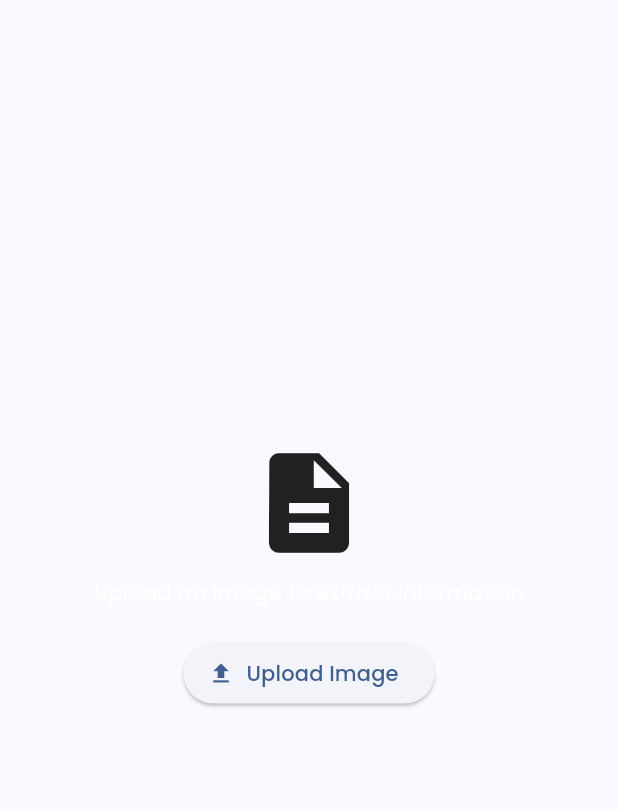
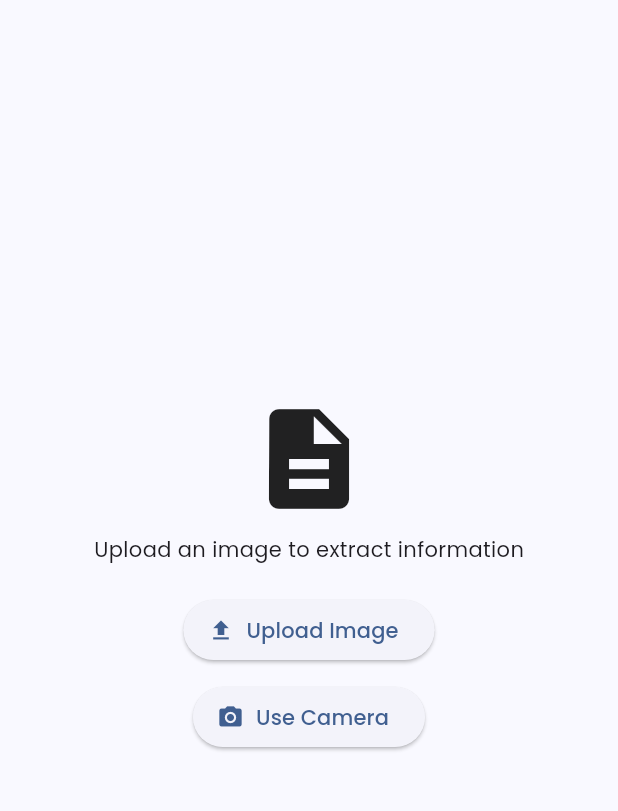
Before and after one commit to Suriyapriya-hcl/Information-Extraction-from-Images-Using-Computer-Vision-and-AI-ML-, a Flutter app: the screen it shows after launch, after a tap on "Upload Image", on a phone screen of 412 x 824 dp, the part 84-895 px from its top. Run offline on Flutter 3.47's test engine with Material 3 defaults, Android fonts, the phone set to English and light mode, and no system bars; our stand-ins replace google_fonts, image_picker.

Commit message:
Update main.dart

```diff
--- a/lib/main.dart
+++ b/lib/main.dart
@@ -8,6 +8,22 @@ import 'package:google_fonts/google_fonts.dart';
 void main() {
   runApp(const MyApp());
 }
+
+class SessionData {
+  String id;
+  Uint8List image;
+  Map<String, dynamic> extractedData;
+  List<Map<String, dynamic>> chatHistory;
+
+  SessionData({
+    required this.id,
+    required this.image,
+    required this.extractedData,
+    required this.chatHistory,
+  });
+}
+
+XFile? pickedFile;
 
 class MyApp extends StatelessWidget {
   const MyApp({super.key});
@@ -20,7 +36,7 @@ class MyApp extends StatelessWidget {
         useMaterial3: true,
         textTheme: GoogleFonts.poppinsTextTheme(),
         colorScheme: ColorScheme.fromSeed(
-  seedColor: const Color(0xFF1565C0), // ✅ YOUR COLOR
+          seedColor: const Color(0xFF1565C0),
         ),
       ),
       home: const HomeScreen(),
@@ -40,74 +56,92 @@ class _HomeScreenState extends State<HomeScreen> {
   bool isDataReady = false;
   bool showChat = false;
 
-  String sessionId = "";
-  Map<String, dynamic> extractedData = {};
-
-  List<Map<String, dynamic>> chatHistory = [];
+  List<SessionData> sessions = [];
+  int currentSessionIndex = -1;
 
   final picker = ImagePicker();
-  final TextEditingController questionController = TextEditingController();
+  final TextEditingController questionController =
+      TextEditingController();
 
-  // ✅ PICK IMAGE
-  Future pickImage() async {
-    final picked = await picker.pickImage(source: ImageSource.gallery);
+  SessionData? get currentSession {
+    if (currentSessionIndex == -1) return null;
+    return sessions[currentSessionIndex];
+  }
+
+
+  Future pickImage(ImageSource source) async {
+    final picked = await picker.pickImage(source: source);
 
     if (picked != null) {
+      pickedFile = picked;
+
       final bytes = await picked.readAsBytes();
 
       setState(() {
         imageBytes = bytes;
         showChat = false;
         isDataReady = false;
-        extractedData = {};
-        sessionId = "";
-        chatHistory.clear();
       });
 
       await uploadImage();
     }
   }
 
-  // ✅ UPLOAD IMAGE
+
+  Future pickFromGallery() async {
+    await pickImage(ImageSource.gallery);
+  }
+  Future captureFromCamera() async {
+    await pickImage(ImageSource.camera);
+  }
+
   Future uploadImage() async {
-    if (imageBytes == null) return;
+    if (imageBytes == null || pickedFile == null) return;
 
     var request = http.MultipartRequest(
       'POST',
-      Uri.parse("http://10.0.2.2:8000/upload/"),
+      Uri.parse("http://10.155.123.62:8000/upload/"),
     );
 
     request.files.add(
-      http.MultipartFile.fromBytes('file', imageBytes!,
-          filename: "upload.png"),
+      http.MultipartFile.fromBytes(
+        'file',
+        imageBytes!,
+        filename: pickedFile!.name,
+      ),
     );
 
     var response = await request.send();
     var res = await http.Response.fromStream(response);
+    var data = jsonDecode(res.body);
 
-    var data = jsonDecode(res.body);
-    print("FULL API RESPONSE: $data");
-    setState(() {
-      sessionId = data["id"] ?? "";
-      extractedData = data["analysis"] ?? {};
-      isDataReady = true;
-
-      chatHistory.clear();
-      chatHistory.add({
+    final newSession = SessionData(
+      id: data["id"] ?? "",
+      image: imageBytes!,
+      extractedData: data["analysis"] ?? {},
+      chatHistory: [
+        {
           "type": "image",
           "data": imageBytes!,
-      });
+        }
+      ],
+    );
+
+    setState(() {
+      sessions.add(newSession);
+      currentSessionIndex = sessions.length - 1;
+      isDataReady = true;
     });
   }
 
-  // ✅ ASK QUESTION
   Future askQuestion() async {
-    if (questionController.text.isEmpty || sessionId.isEmpty) return;
+    if (questionController.text.isEmpty ||
+        currentSession == null) return;
 
     var question = questionController.text;
 
     setState(() {
-      chatHistory.add({
+      currentSession!.chatHistory.add({
         "type": "text",
         "q": question,
         "a": "Thinking..."
@@ -116,22 +150,25 @@ class _HomeScreenState extends State<HomeScreen> {
     });
 
     var response = await http.post(
-      Uri.parse("http://10.0.2.2:8000/ask/"),
+      Uri.parse("http://10.155.123.62:8000/ask/"),
       body: {
-        "id": sessionId,
+        "id": currentSession!.id,
         "question": question,
       },
     );
+
     var data = jsonDecode(response.body);
 
     setState(() {
-      chatHistory[chatHistory.length - 1] = {
+      currentSession!.chatHistory[
+          currentSession!.chatHistory.length - 1] = {
         "type": "text",
         "q": question,
         "a": data["answer"] ?? "No answer"
       };
     });
   }
+
   Widget buildImagePreview() {
     return Container(
       margin: const EdgeInsets.all(19),
@@ -141,7 +178,7 @@ Widget buildImagePreview() {
           child: ConstrainedBox(
             constraints: const BoxConstraints(maxHeight: 300),
             child: Image.memory(
-              imageBytes!,
+              currentSession!.image,
               fit: BoxFit.contain,
             ),
           ),
@@ -149,52 +186,73 @@ Widget buildImagePreview() {
       ),
     );
   }
+
   Widget buildTableView() {
-  if (extractedData.isEmpty) {
+  var data = currentSession!.extractedData;
+
+  if (data.isEmpty) {
     return const Padding(
       padding: EdgeInsets.all(20),
-      child: Text(
-        "No readable text detected",
-        style: TextStyle(color: Colors.grey),
-      ),
+      child: Text("No readable text detected"),
     );
   }
+
+  Color getConfidenceColor(String confidence) {
+    switch (confidence.toLowerCase()) {
+      case "high":
+        return Colors.green;
+      case "medium":
+        return Colors.orange;
+      case "low":
+        return Colors.red;
+      default:
+        return Colors.grey;
+    }
+  }
+
   return Padding(
-    padding: const EdgeInsets.symmetric(
-      horizontal: 60, //
-      vertical: 10,
-    ),
+    padding: const EdgeInsets.symmetric(horizontal: 60, vertical: 10),
     child: Card(
       elevation: 5,
       shape: RoundedRectangleBorder(
         borderRadius: BorderRadius.circular(20),
       ),
-      child: Padding(
-        padding: const EdgeInsets.all(16),
+      child: SingleChildScrollView(
+        scrollDirection: Axis.horizontal,
         child: DataTable(
-          headingRowColor:
-    MaterialStateProperty.all(
-      const Color(0xFF1565C0).withOpacity(0.1), // ✅ light version
-    ),
-          columnSpacing: 50, // ✅ improves readability
           columns: const [
-            DataColumn(
-              label: Text(
-                "Field",
-                style: TextStyle(fontWeight: FontWeight.bold),
-              ),
-            ),
-            DataColumn(
-              label: Text(
-                "Value",
-                style: TextStyle(fontWeight: FontWeight.bold),
+            DataColumn(label: Text("Field")),
+            DataColumn(label: Text("Value")),
+          ],
+          rows: data.entries.map((entry) {
+            var valueObj = entry.value;
+
+            String value = valueObj is Map
+                ? valueObj["value"] ?? "Unclear"
+                : valueObj.toString();
+
+            String confidence = valueObj is Map
+                ? valueObj["confidence"] ?? ""
+                : "";
+
+            return DataRow(cells: [
+              DataCell(Text(entry.key)),
+              DataCell(
+                Column(
+                  crossAxisAlignment: CrossAxisAlignment.start,
+                  children: [
+                    Text(value),
+                    if (confidence.isNotEmpty)
+                      Text(
+                        confidence,
+                        style: TextStyle(
+                          fontSize: 12,
+                          color: getConfidenceColor(confidence),
                         ),
                       ),
                   ],
-          rows: extractedData.entries.map((entry) {
-            return DataRow(cells: [
-              DataCell(Text(entry.key)),
-              DataCell(Text(entry.value.toString())),
+                ),
+              ),
             ]);
           }).toList(),
         ),
@@ -202,15 +260,13 @@ Widget buildImagePreview() {
     ),
   );
 }
-
-
   Widget buildChatUI() {
     return Column(
       children: [
         Expanded(
           child: ListView(
             padding: const EdgeInsets.all(16),
-            children: chatHistory.map((chat) {
+            children: currentSession!.chatHistory.map((chat) {
               if (chat["type"] == "image") {
                 return buildImagePreview();
               }
@@ -229,17 +285,17 @@ Widget buildImagePreview() {
     );
   }
 
-  // ✅ CHAT BUBBLE
   Widget chatBubble(String text, bool isUser) {
     return Align(
-      alignment:
-          isUser ? Alignment.centerRight : Alignment.centerLeft,
+      alignment: isUser
+          ? Alignment.centerRight
+          : Alignment.centerLeft,
       child: Container(
         margin: const EdgeInsets.symmetric(vertical: 6),
         padding: const EdgeInsets.all(12),
         decoration: BoxDecoration(
           color: isUser
-    ? const Color(0xFF1565C0) // ✅ YOUR COLOR
+              ? const Color(0xFF1565C0)
               : Colors.grey.shade200,
           borderRadius: BorderRadius.circular(14),
         ),
@@ -253,22 +309,8 @@ Widget buildImagePreview() {
     );
   }
 
-  // ✅ DATA UI
-  Widget buildDataUI() {
-    return SingleChildScrollView(
-      child: Column(
-        children: [
-          buildImagePreview(),
-          const SizedBox(height: 10),
-          buildTableView(),
-        ],
-      ),
-    );
-  }
-
-  // ✅ INPUT BAR
   Widget inputBar() {
-    return Container(
+    return Padding(
       padding: const EdgeInsets.all(10),
       child: Row(
         children: [
@@ -293,15 +335,52 @@ Widget buildImagePreview() {
     );
   }
 
-  // ✅ MAIN UI
+  Widget buildEmptyState() {
+    return Column(
+      mainAxisAlignment: MainAxisAlignment.center,
+      children: [
+        const Icon(Icons.description, size: 80),
+        const SizedBox(height: 10),
+        const Text("Upload an image to extract information"),
+        const SizedBox(height: 20),
+
+        ElevatedButton.icon(
+          onPressed: pickFromGallery,
+          icon: const Icon(Icons.upload),
+          label: const Text("Upload Image"),
+        ),
+        const SizedBox(height: 10),
+        ElevatedButton.icon(
+          onPressed: captureFromCamera,
+          icon: const Icon(Icons.camera_alt),
+          label: const Text("Use Camera"),
+        ),
+      ],
+    );
+  }
+
+  Widget buildDataUI() {
+    return SingleChildScrollView(
+      child: Column(
+        children: [
+          buildImagePreview(),
+          const SizedBox(height: 10),
+          buildTableView(),
+        ],
+      ),
+    );
+  }
+
   @override
   Widget build(BuildContext context) {
     return Scaffold(
       appBar: AppBar(
-        title: const Text("Information Extraction from Image",style: TextStyle(color: Colors.white),),
+        title: const Text(
+          "Information Extraction from Image",
+          style: TextStyle(color: Colors.white),
+        ),
         centerTitle: true,
         backgroundColor: const Color(0xFF1565C0),
-        // ✅ BACK BUTTON
         leading: showChat
             ? IconButton(
                 icon: const Icon(Icons.arrow_back),
@@ -314,83 +393,58 @@ Widget buildImagePreview() {
             : null,
       ),
 
-      body: imageBytes == null
+      body: currentSession == null
           ? Center(child: buildEmptyState())
           : !isDataReady
-              ? const Center(
-                  child: Column(
-                    mainAxisAlignment: MainAxisAlignment.center,
-                    children: [
-                      CircularProgressIndicator(),
-                      SizedBox(height: 10),
-                      Text("Extracting information..."),
-                    ],
-                  ),
-                )
+              ? const Center(child: CircularProgressIndicator())
               : showChat
                   ? buildChatUI()
                   : buildDataUI(),
 
-      // ✅ FIXED FAB (NO OVERLAP)
+      // ✅ TWO FAB BUTTONS
       floatingActionButton: (isDataReady && !showChat)
           ? Padding(
-        padding: const EdgeInsets.only(
-          bottom: 20,
-          left: 25,   // ✅ move it slightly right
-          right: 10,
+              padding:
+                  const EdgeInsets.only(bottom: 20, left: 25, right: 10),
+              child: Row(
+                mainAxisAlignment:
+                    MainAxisAlignment.spaceBetween,
+                children: [
+                  Row(
+                    children: [
+                      FloatingActionButton(
+                        heroTag: "gallery",
+                        onPressed: pickFromGallery,
+                        backgroundColor: const Color(0xFF1565C0),
+                        child: const Icon(Icons.photo,
+                            color: Colors.white),
                       ),
-        child: Row(
-          mainAxisAlignment: MainAxisAlignment.spaceBetween,
-          children: [
-            // ✅ LEFT → UPLOAD BUTTON (shifted right)
+                      const SizedBox(width: 10),
                       FloatingActionButton(
-  onPressed: pickImage,
-  backgroundColor: const Color(0xFF1565C0), // ✅ keep const
-  child: const Icon(
-    Icons.add_photo_alternate,
-    color: Colors.white, // ✅ simpler
+                        heroTag: "camera",
+                        onPressed: captureFromCamera,
+                        backgroundColor: const Color(0xFF1565C0),
+                        child: const Icon(Icons.camera_alt,
+                            color: Colors.white),
                       ),
+                    ],
                   ),
-
-
-            // ✅ RIGHT → ASK BUTTON
-            if (extractedData.isNotEmpty)
+                  if (currentSession!.extractedData.isNotEmpty)
                     FloatingActionButton.extended(
-                heroTag: "chat",
                       onPressed: () {
                         setState(() => showChat = true);
                       },
-                icon: const Icon(Icons.chat,color: Colors.white),
-                label: const Text("Ask",style: TextStyle(color: Colors.white),),
-                backgroundColor: const Color(0xFF1565C0),
+                      icon: const Icon(Icons.chat,
+                          color: Colors.white),
+                      label: const Text("Ask",
+                          style: TextStyle(color: Colors.white)),
+                      backgroundColor:
+                          const Color(0xFF1565C0),
                     ),
                 ],
               ),
             )
           : null,
-
-    );
-  }
-
-  // ✅ EMPTY SCREEN
-  Widget buildEmptyState() {
-    return Column(
-      mainAxisAlignment: MainAxisAlignment.center,
-      children: [
-        const Icon(Icons.description,
-            size: 80),
-        const SizedBox(height: 10),
-        const Text(
-          "Upload an image to extract information",
-          style: TextStyle(color: Colors.white),
-        ),
-        const SizedBox(height: 20),
-        ElevatedButton.icon(
-          onPressed: pickImage,
-          icon: const Icon(Icons.upload),
-          label: const Text("Upload Image"),
-        ),
-      ],
     );
   }
 }
```
Lines whose indentation alone changed are shown as unchanged.
